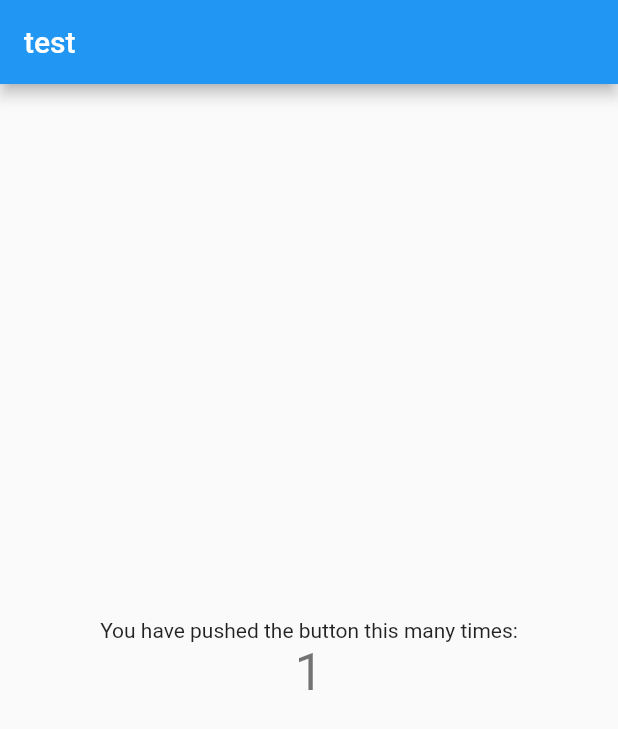
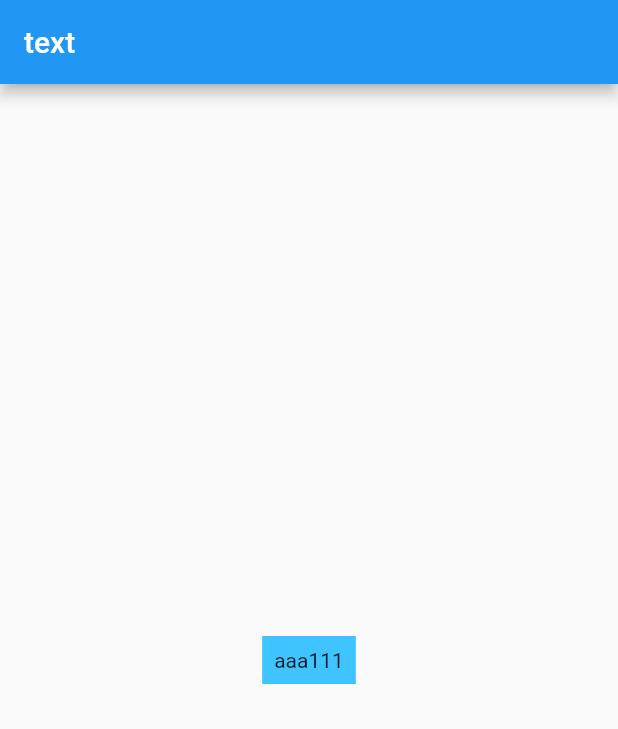
Before and after one commit to xes1v1/xes1v1FlutterGO, a Flutter app: the screen it shows after launch, on a phone screen of 412 x 824 dp. Shown: the top 729 px of the screen. Run offline on Flutter 3.47's test engine with Material 2 defaults, Android fonts, the phone set to English and light mode, and no system bars.

Commit message:
调整目录结构，删除无用测试代码

```diff
--- a/lib/classdemo/02wedget_demo.dart
+++ /dev/null
@@ -1,45 +0,0 @@
-import 'package:flutter/material.dart';
-
-class StatelessDemo extends StatelessWidget {
-  ///
-  /// 大流程
-  /// WidgetsFlutterBinding 在 runapp 启动实际与 rootWidget 进行绑定
-  ///
-  /// Key 和 GlobalKey 对于绘制的影响？
-  /// Key 如何生成？
-  ///
-  /// 问题
-  /// 1. flutter UI 的框架结构
-  /// 2. Key 的作用
-  /// 3. Key 在什么时机下变更
-  /// 4. GlobalKey ?
-  ///
-  /// 5. state 与 widget 是如何相互作用的
-  ///    statefulwidget 在创建时创建 state
-  ///
-  /// super 的使用
-  /// state 的buid 方法里面为什么不返回widget
-
-  @override
-  Widget build(BuildContext context) {
-    return Scaffold(
-      appBar: AppBar(
-        title: Text("test"),
-      ),
-      body: Center(
-        child: Column(
-          mainAxisAlignment: MainAxisAlignment.center,
-          children: <Widget>[
-            Text(
-              'You have pushed the button this many times:',
-            ),
-            Text(
-              '1',
-              style: Theme.of(context).textTheme.display1,
-            ),
-          ],
-        ),
-      ),
-    );
-  }
-}
--- a/lib/main.dart
+++ b/lib/main.dart
@@ -1,113 +1,28 @@
 import 'package:flutter/material.dart';
-import 'package:flutter_app/classdemo/02wedget_demo.dart';
 
-void main() => runApp(MyApp());
+void main() => runApp(DogApp());
 
-class MyApp extends StatelessWidget {
-  // This widget is the root of your application.
+class DogApp extends StatelessWidget {
   @override
   Widget build(BuildContext context) {
     return MaterialApp(
-      title: 'Flutter Demo',
-      theme: ThemeData(
-        // This is the theme of your application.
-        //
-        // Try running your application with "flutter run". You'll see the
-        // application has a blue toolbar. Then, without quitting the app, try
-        // changing the primarySwatch below to Colors.green and then invoke
-        // "hot reload" (press "r" in the console where you ran "flutter run",
-        // or simply save your changes to "hot reload" in a Flutter IDE).
-        // Notice that the counter didn't reset back to zero; the application
-        // is not restarted.
-        primarySwatch: Colors.blue,
+      title: "dog demo",
+      home: Scaffold(
+        appBar: AppBar(
+          title: Text("text"),
+        ),
+        body: Center(
+          child: Column(mainAxisAlignment: MainAxisAlignment.center, children: [
+            DecoratedBox(
+              decoration: BoxDecoration(color: Colors.lightBlueAccent),
+              child: Padding(
+                padding: const EdgeInsets.all(8.0),
+                child: Text("aaa111"),
+              ),
+            )
+          ]),
+        ),
       ),
-//      home: MyHomePage(title: 'Flutter Demo Home Page'),
-      home: StatelessDemo(),
     );
   }
 }
-
-class MyHomePage extends StatefulWidget {
-  MyHomePage({Key key, this.title}) : super(key: key);
-
-  // This widget is the home page of your application. It is stateful, meaning
-  // that it has a State object (defined below) that contains fields that affect
-  // how it looks.
-
-  // This class is the configuration for the state. It holds the values (in this
-  // case the title) provided by the parent (in this case the App widget) and
-  // used by the build method of the State. Fields in a Widget subclass are
-  // always marked "final".
-
-  final String title;
-
-  @override
-  _MyHomePageState createState() => _MyHomePageState();
-}
-
-class _MyHomePageState extends State<MyHomePage> {
-  int _counter = 0;
-
-  void _incrementCounter() {
-    setState(() {
-      // This call to setState tells the Flutter framework that something has
-      // changed in this State, which causes it to rerun the build method below
-      // so that the display can reflect the updated values. If we changed
-      // _counter without calling setState(), then the build method would not be
-      // called again, and so nothing would appear to happen.
-      _counter++;
-    });
-  }
-
-  @override
-  Widget build(BuildContext context) {
-    // This method is rerun every time setState is called, for instance as done
-    // by the _incrementCounter method above.
-    //
-    // The Flutter framework has been optimized to make rerunning build methods
-    // fast, so that you can just rebuild anything that needs updating rather
-    // than having to individually change instances of widgets.
-    return Scaffold(
-      appBar: AppBar(
-        // Here we take the value from the MyHomePage object that was created by
-        // the App.build method, and use it to set our appbar title.
-        title: Text(widget.title),
-      ),
-      body: Center(
-        // Center is a layout widget. It takes a single child and positions it
-        // in the middle of the parent.
-        child: Column(
-          // Column is also a layout widget. It takes a list of children and
-          // arranges them vertically. By default, it sizes itself to fit its
-          // children horizontally, and tries to be as tall as its parent.
-          //
-          // Invoke "debug painting" (press "p" in the console, choose the
-          // "Toggle Debug Paint" action from the Flutter Inspector in Android
-          // Studio, or the "Toggle Debug Paint" command in Visual Studio Code)
-          // to see the wireframe for each widget.
-          //
-          // Column has various properties to control how it sizes itself and
-          // how it positions its children. Here we use mainAxisAlignment to
-          // center the children vertically; the main axis here is the vertical
-          // axis because Columns are vertical (the cross axis would be
-          // horizontal).
-          mainAxisAlignment: MainAxisAlignment.center,
-          children: <Widget>[
-            Text(
-              'You have pushed the button this many times:',
-            ),
-            Text(
-              '$_counter',
-              style: Theme.of(context).textTheme.display1,
-            ),
-          ],
-        ),
-      ),
-      floatingActionButton: FloatingActionButton(
-        onPressed: _incrementCounter,
-        tooltip: 'Increment',
-        child: Icon(Icons.add),
-      ), // This trailing comma makes auto-formatting nicer for build methods.
-    );
-  }
-}
```
Also changed, not shown: lib/classdemo/widgets/01wedget_demo.dart (added), 1 other file.
